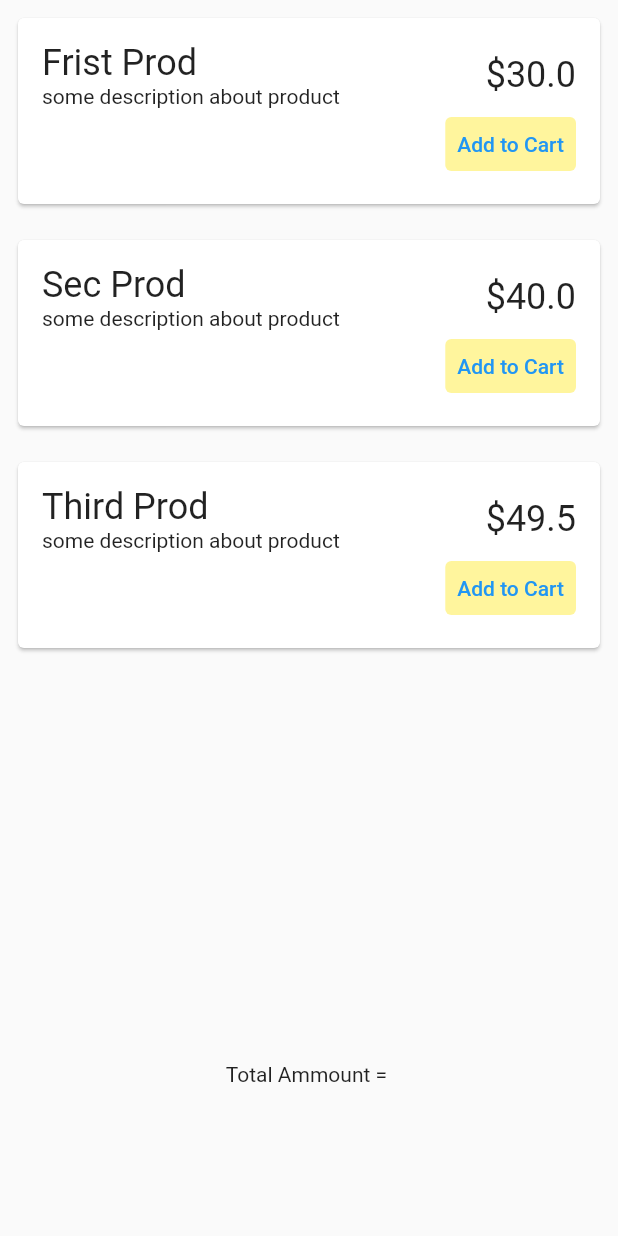
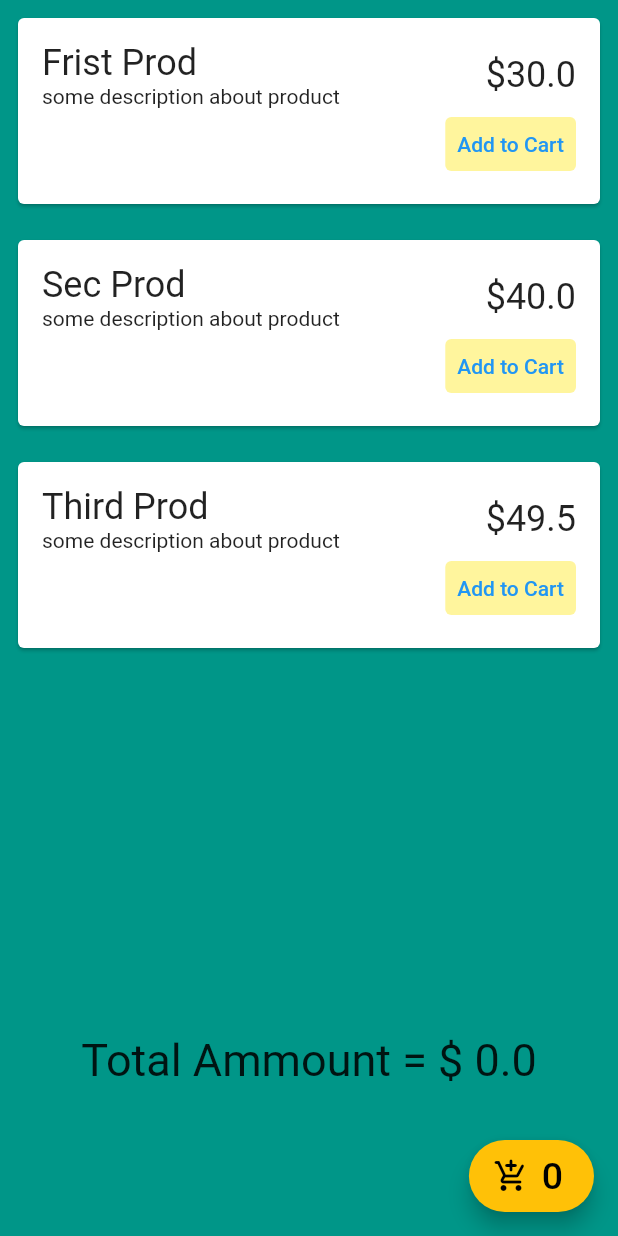
Before and after one commit to RonwasHere/new_lapis_legit, a Flutter app: the screen it shows after launch, on a phone screen of 412 x 824 dp. Run offline on Flutter 3.47's test engine with Material 2 defaults, Android fonts, the light colour scheme and no system bars; our stand-ins replace get.

Commit message:
feat = tutor 1 GetX sdh selesai, ttg klik add to cart + tambah harganya

```diff
--- /dev/null
+++ b/lib/controllers/cart_controller.dart
@@ -0,0 +1,15 @@
+import 'package:get/get.dart';
+import 'package:new_lapis_legit/models/product.dart';
+
+
+class CartController extends GetxController {
+  var cartItems = <Product>[].obs;
+  int get count =>cartItems.length;
+  double get totalPrice => cartItems.fold(0, (sum, item) => sum + item.price);
+
+
+  addToCart(Product product){
+    cartItems.add(product);
+  }
+
+}
--- a/lib/views/shopping_page.dart
+++ b/lib/views/shopping_page.dart
@@ -1,13 +1,16 @@
 import 'package:flutter/material.dart';
 import 'package:get/get.dart';
+import 'package:new_lapis_legit/controllers/cart_controller.dart';
 import 'package:new_lapis_legit/controllers/shopping_controller.dart';
 
 class ShoppingPage extends StatelessWidget {
   final shoppingController = Get.put(ShoppingController());
+  final cartController = Get.put(CartController());
 
   @override
   Widget build(BuildContext context) {
     return Scaffold(
+      backgroundColor: Colors.teal,
       body: SafeArea(
         child: Column(
           children: [
@@ -43,7 +46,7 @@ class ShoppingPage extends StatelessWidget {
                               ),
                               TextButton(
                                 onPressed: () {
-                                  // cartController.addToCart(controller.products[index]);
+                                  cartController.addToCart(controller.products[index]);
                                 },
                                 style: TextButton.styleFrom(
                                   backgroundColor: Colors.yellow.shade200,
@@ -59,9 +62,30 @@ class ShoppingPage extends StatelessWidget {
                 },
               ),
             ),
-            Text('Total Ammount = '),
+            GetX<CartController>(builder: (controller) {
+              return Text(
+                'Total Ammount = \$ ${controller.totalPrice}',
+                style: TextStyle(fontSize: 30),
+              );
+            }),
             SizedBox(height: 100),
           ],
+        ),
+      ),
+      floatingActionButton: FloatingActionButton.extended(
+        onPressed: () {},
+        backgroundColor: Colors.amber,
+        icon: Icon(
+          Icons.add_shopping_cart_rounded,
+          color: Colors.black,
+        ),
+        label: GetX<CartController>(
+          builder: (controller) {
+            return Text(
+              controller.count.toString(),
+              style: TextStyle(color: Colors.black, fontSize: 25),
+            );
+          },
         ),
       ),
     );
```
